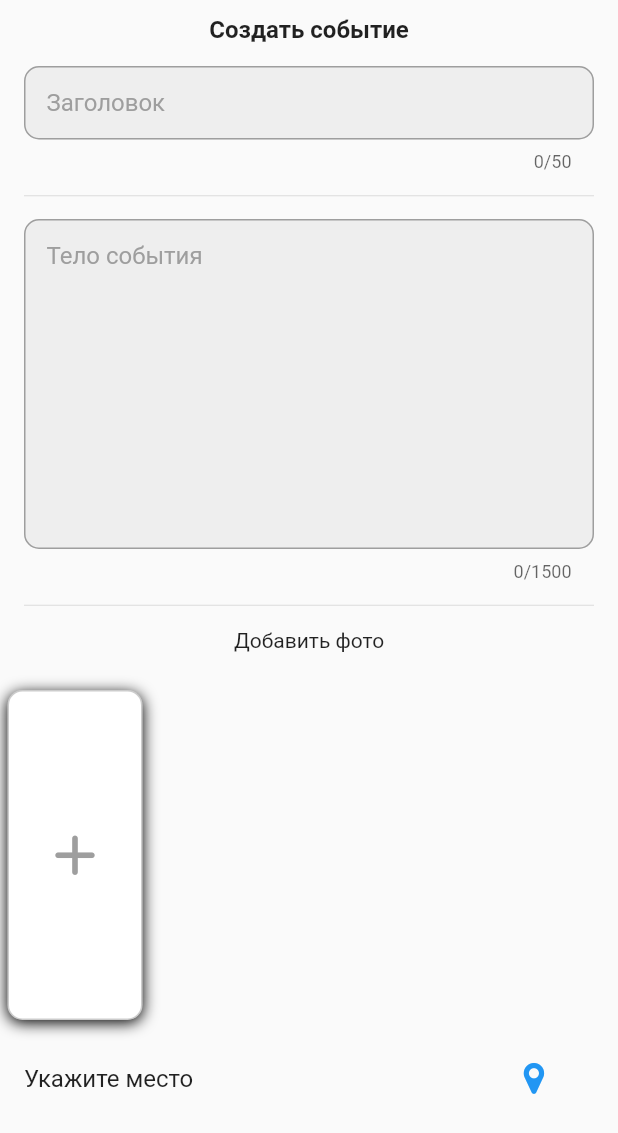
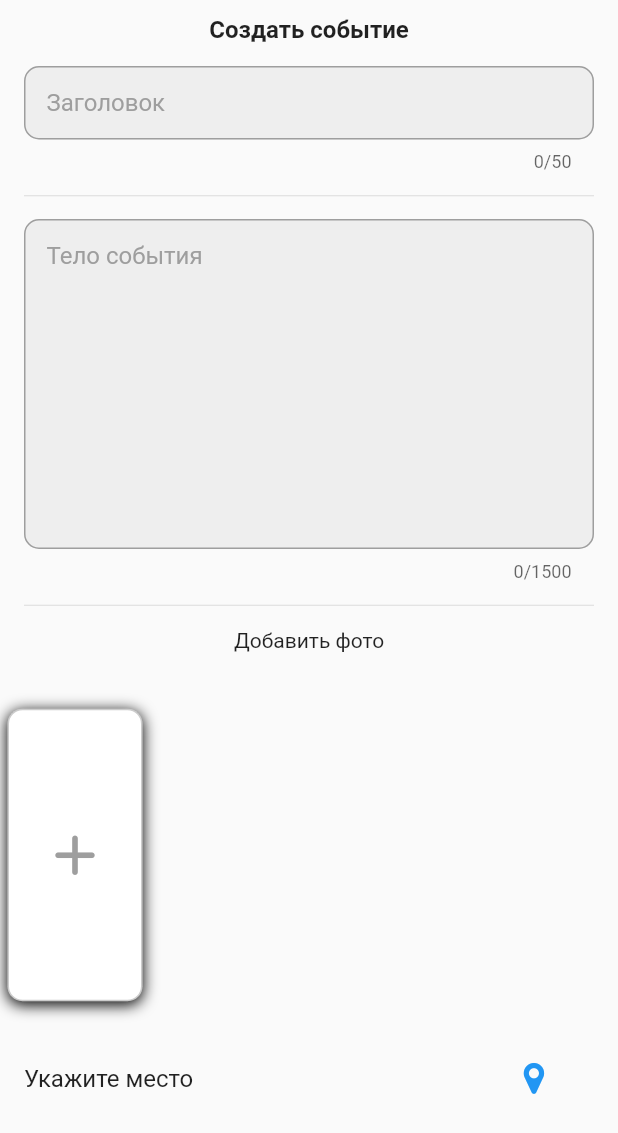
Before and after one commit to Lexx96/EvenOnMap, a Flutter app: the screen it shows after launch, item 2 of the bottom bar chosen, after a tap on the "add" icon, on a phone screen of 412 x 824 dp. Shown: the top 1133 px of the screen. Run offline on Flutter 3.47's test engine with Material 2 defaults, Android fonts, the phone set to English and light mode, and no system bars; drawn by our look-alikes of pull_to_refresh; our stand-ins replace adaptive_theme, google_maps_flutter, image_picker, share_plus, skeletons; generated files the repository leaves out were written again; network calls fail.

Commit message:
CreateAnEventWidget

```diff
--- a/lib/create_event/bloc/pick_image/pick_image_bloc.dart
+++ b/lib/create_event/bloc/pick_image/pick_image_bloc.dart
@@ -11,20 +11,25 @@
 
   Stream<PickImageBlocState> get streamPickImage => _streamController.stream;
 
-  void emptyPickImageBloc(){
-    _streamController.sink.add(PickImageBlocState.emptyPickImage());
+  void notSelectedPickImage(){
+    _streamController.sink.add(PickImageBlocState.notSelectedPickImage());
   }
 
   void addPickImageBloc(ImageSource source){
     _streamController.sink.add(PickImageBlocState.loadingPickImage());
     try{
       PickImageProvider().getImageFile(source).then((image) {
-        _streamController.sink.add(PickImageBlocState.loadedPickImage(image));
+        if(image != null) {
+          _streamController.sink.add(PickImageBlocState.loadedPickImage(image));
+        }
+        else {
+          _streamController.sink.add(PickImageBlocState.notSelectedPickImage());
+        }
       });
     }
     catch(error){
       print('Ошибка получения изображения от провайдета $error');
-      _streamController.sink.add(PickImageBlocState.emptyPickImage());
+      _streamController.sink.add(PickImageBlocState.notSelectedPickImage());
     }
   }
 
--- a/lib/create_event/bloc/pick_image/pick_image_bloc_state.dart
+++ b/lib/create_event/bloc/pick_image/pick_image_bloc_state.dart
@@ -1,16 +1,13 @@
-
 
 import 'dart:io';
 
-
 class PickImageBlocState {
   PickImageBlocState();
-  factory PickImageBlocState.emptyPickImage() = EmptyPickImage;
   factory PickImageBlocState.loadingPickImage() = LoadingPickImage;
   factory PickImageBlocState.loadedPickImage(File? image) = LoadedPickImage;
+  factory PickImageBlocState.notSelectedPickImage() = NotSelectedPickImage;
 }
 
-class EmptyPickImage extends PickImageBlocState {}
 
 class LoadingPickImage extends PickImageBlocState {}
 
@@ -18,3 +15,5 @@
   late File? image;
   LoadedPickImage(this.image);
 }
+
+class NotSelectedPickImage extends PickImageBlocState {}
--- a/lib/create_event/create_event_screen.dart
+++ b/lib/create_event/create_event_screen.dart
@@ -1,7 +1,7 @@
 
 import 'package:flutter/material.dart';
 import 'package:google_maps_flutter/google_maps_flutter.dart';
-import '../custom_icons.dart';
+import '../custom_icons_icons.dart';
 import 'widgets/images_widget.dart';
 import 'bloc/create_event/create_event_bloc_state.dart';
 import 'bloc/create_event/create_event_bloc.dart';
--- a/lib/create_event/widgets/images_widget.dart
+++ b/lib/create_event/widgets/images_widget.dart
@@ -88,7 +88,9 @@
         builder: (context) => CupertinoActionSheet(
           actions: [
             CupertinoActionSheetAction(
-              onPressed: () {Navigator.of(context).pop();},
+              onPressed: () {
+                Navigator.of(context).pop();
+              },
               child: Row(
                 mainAxisAlignment: MainAxisAlignment.start,
                 children: [Icon(Icons.image), Text('Открыть')],
@@ -97,6 +99,7 @@
             CupertinoActionSheetAction(
               onPressed: () {
                 _selectedImages.removeAt(index);
+                _bloc.notSelectedPickImage();
                 Navigator.of(context).pop();
               },
               child: Row(
@@ -116,13 +119,16 @@
             ListTile(
               leading: Icon(Icons.image),
               title: Text('Открыть'),
-              onTap: () {Navigator.of(context).pop();},
+              onTap: () {
+                Navigator.of(context).pop();
+              },
             ),
             ListTile(
               leading: Icon(Icons.delete_outline),
               title: Text('Удалить'),
               onTap: () {
                 _selectedImages.removeAt(index);
+                _bloc.notSelectedPickImage();
                 Navigator.of(context).pop();
               },
             ),
@@ -132,22 +138,16 @@
     }
   }
 
-  Widget _isButton (index){
-    if(index <= 4) {
+  Widget _isButton() {
     return Container(
       height: 195,
       width: 90,
       decoration: BoxDecoration(
         color: Colors.white,
-          border: Border.all(
-              color: Colors.black.withOpacity(0.2)),
-          borderRadius:
-          BorderRadius.all(Radius.circular(10)),
+        border: Border.all(color: Colors.black.withOpacity(0.2)),
+        borderRadius: BorderRadius.all(Radius.circular(10)),
         boxShadow: [
-            BoxShadow(
-                color: Colors.black,
-                blurRadius: 8,
-                offset: Offset(0, 2))
+          BoxShadow(color: Colors.black, blurRadius: 8, offset: Offset(0, 2))
         ],
       ),
       clipBehavior: Clip.hardEdge,
@@ -161,16 +161,12 @@
       ),
     );
   }
-    else {
-      return SizedBox();
-    }
-  }
 
   @override
   void initState() {
     super.initState();
     _bloc = PickImageBloc();
-    _bloc.emptyPickImageBloc();
+    _bloc.notSelectedPickImage();
   }
 
   @override
@@ -188,43 +184,22 @@
         child: StreamBuilder(
           stream: _bloc.streamPickImage,
           builder: (BuildContext context, AsyncSnapshot snapshot) {
-            if (snapshot.data is EmptyPickImage) {
-              return ListView.builder(
-                scrollDirection: Axis.horizontal,
-                itemCount: 1,
-                itemBuilder: (BuildContext context, int index) {
-                  return Container(
-                    height: 195,
-                    width: 90,
-                    decoration: BoxDecoration(
-                      color: Colors.white,
-                      border: Border.all(color: Colors.black.withOpacity(0.2)),
-                      borderRadius: BorderRadius.all(Radius.circular(10)),
-                      boxShadow: [
-                        BoxShadow(
-                            color: Colors.black,
-                            blurRadius: 8,
-                            offset: Offset(0, 2))
-                      ],
-                    ),
-                    clipBehavior: Clip.hardEdge,
-                    child: TextButton(
-                      onPressed: () => _showImagesSource(context),
-                      child: Icon(
-                        Icons.add_rounded,
-                        size: 45,
-                        color: Colors.grey,
-                      ),
-                    ),
-                  );
-                },
-              );
-            }
+            if (snapshot.data is LoadedPickImage ||
+                snapshot.data is NotSelectedPickImage) {
               if (snapshot.data is LoadedPickImage) {
                 LoadedPickImage _data = snapshot.data as LoadedPickImage;
                 final _images = _data.image;
-              _images != null ?  _selectedImages.add(_images) : _selectedImages;
-              return ListView.builder(
+                _images != null
+                    ? _selectedImages.add(_images)
+                    : _selectedImages;
+              }
+              return (_selectedImages.length == 0)
+                  ? Row(
+                      children: [
+                        _isButton(),
+                      ],
+                    )
+                  : ListView.builder(
                       physics: BouncingScrollPhysics(),
                       scrollDirection: Axis.horizontal,
                       itemCount: _selectedImages.length,
@@ -236,9 +211,10 @@
                               width: 90,
                               decoration: BoxDecoration(
                                 color: Colors.white,
-                          border:
-                              Border.all(color: Colors.black.withOpacity(0.2)),
-                          borderRadius: BorderRadius.all(Radius.circular(10)),
+                                border: Border.all(
+                                    color: Colors.black.withOpacity(0.2)),
+                                borderRadius:
+                                    BorderRadius.all(Radius.circular(10)),
                                 boxShadow: [
                                   BoxShadow(
                                       color: Colors.black,
@@ -249,39 +225,25 @@
                               clipBehavior: Clip.hardEdge,
                               child: Stack(
                                 children: [
-                            // проблемка
-                            _selectedImages.isNotEmpty ?
-                            Center(child: Image.file(_selectedImages[index] as File)) : Container(
-                              height: 195,
-                              width: 90,
-                              decoration: BoxDecoration(
-                                color: Colors.white,
-                                border: Border.all(color: Colors.black.withOpacity(0.2)),
-                                borderRadius: BorderRadius.all(Radius.circular(10)),
-                                boxShadow: [
-                                  BoxShadow(
-                                      color: Colors.black,
-                                      blurRadius: 8,
-                                      offset: Offset(0, 2))
-                                ],
-                              ),
-                              clipBehavior: Clip.hardEdge,
-                              child: TextButton(
-                                onPressed: () => _showImagesSource(context),
-                                child: Icon(
-                                  Icons.add_rounded,
-                                  size: 45,
-                                  color: Colors.grey,
-                                ),
-                              ),
-                            ),
+                                  Center(
+                                      child: Image.file(
+                                          _selectedImages[index] as File)),
                                   Column(
                                     mainAxisAlignment: MainAxisAlignment.end,
                                     children: [
                                       Row(
-                                  mainAxisAlignment: MainAxisAlignment.end,
+                                        mainAxisAlignment:
+                                            MainAxisAlignment.end,
                                         children: [
-                                    (snapshot.data is LoadedPickImage) ? Icon(Icons.done, color: Colors.deepOrange, size: 18,) : CircularProgressIndicator(),
+                                          (snapshot.data is LoadedPickImage ||
+                                                  snapshot.data
+                                                      is NotSelectedPickImage)
+                                              ? Icon(
+                                                  Icons.done,
+                                                  color: Colors.deepOrange,
+                                                  size: 18,
+                                                )
+                                              : CircularProgressIndicator(),
                                         ],
                                       )
                                     ],
@@ -296,8 +258,13 @@
                                 ],
                               ),
                             ),
-                      SizedBox(width: 10,),
-                      (_selectedImages.length - 1 == index || _selectedImages.length == 0) ? _isButton(index) : SizedBox.shrink()
+                            SizedBox(
+                              width: 10,
+                            ),
+                            (_selectedImages.length <= 6 &&
+                                    index == _selectedImages.length - 1)
+                                ? _isButton()
+                                : SizedBox.shrink(),
                           ],
                         );
                       },
--- a/lib/custom_icons.dart
+++ b/lib/custom_icons_icons.dart
@@ -28,10 +28,26 @@
 ///         Author:    Stephen Hutchings
 ///         License:   SIL (http://scripts.sil.org/OFL)
 ///         Homepage:  http://typicons.com/
+/// * Iconic, Copyright (C) 2012 by P.J. Onori
+///         Author:    P.J. Onori
+///         License:   SIL (http://scripts.sil.org/OFL)
+///         Homepage:  http://somerandomdude.com/work/iconic/
 /// * Linearicons Free, Copyright (C) Linearicons.com
 ///         Author:    Perxis
 ///         License:   CC BY-SA 4.0 (https://creativecommons.org/licenses/by-sa/4.0/)
 ///         Homepage:  https://linearicons.com
+/// * Maki, Copyright (C) Mapbox, LCC
+///         Author:    Mapbox
+///         License:   BSD (https://github.com/mapbox/maki/blob/gh-pages/LICENSE.txt)
+///         Homepage:  http://mapbox.com/maki/
+/// * Elusive, Copyright (C) 2013 by Aristeides Stathopoulos
+///         Author:    Aristeides Stathopoulos
+///         License:   SIL (http://scripts.sil.org/OFL)
+///         Homepage:  http://aristeides.com/
+/// * MFG Labs, Copyright (C) 2012 by Daniel Bruce
+///         Author:    MFG Labs
+///         License:   SIL (http://scripts.sil.org/OFL)
+///         Homepage:  http://www.mfglabs.com/
 ///
 import 'package:flutter/widgets.dart';
 
@@ -89,19 +105,40 @@
   static const IconData cancel_outline = IconData(0xe82d, fontFamily: _kFontFam, fontPackage: _kFontPkg);
   static const IconData map_1 = IconData(0xe82e, fontFamily: _kFontFam, fontPackage: _kFontPkg);
   static const IconData map_2 = IconData(0xe82f, fontFamily: _kFontFam, fontPackage: _kFontPkg);
+  static const IconData brush = IconData(0xe830, fontFamily: _kFontFam, fontPackage: _kFontPkg);
+  static const IconData brush_alt = IconData(0xe831, fontFamily: _kFontFam, fontPackage: _kFontPkg);
+  static const IconData brush_1 = IconData(0xe832, fontFamily: _kFontFam, fontPackage: _kFontPkg);
+  static const IconData user_1 = IconData(0xe833, fontFamily: _kFontFam, fontPackage: _kFontPkg);
   static const IconData map = IconData(0xe834, fontFamily: _kFontFam, fontPackage: _kFontPkg);
+  static const IconData location_1 = IconData(0xe835, fontFamily: _kFontFam, fontPackage: _kFontPkg);
+  static const IconData menu_outline = IconData(0xe836, fontFamily: _kFontFam, fontPackage: _kFontPkg);
+  static const IconData menu = IconData(0xe837, fontFamily: _kFontFam, fontPackage: _kFontPkg);
+  static const IconData art_gallery = IconData(0xe838, fontFamily: _kFontFam, fontPackage: _kFontPkg);
+  static const IconData mail_2 = IconData(0xe839, fontFamily: _kFontFam, fontPackage: _kFontPkg);
+  static const IconData picture = IconData(0xe83a, fontFamily: _kFontFam, fontPackage: _kFontPkg);
+  static const IconData trash_circled = IconData(0xe83b, fontFamily: _kFontFam, fontPackage: _kFontPkg);
+  static const IconData alarm = IconData(0xe858, fontFamily: _kFontFam, fontPackage: _kFontPkg);
+  static const IconData pause = IconData(0xf00e, fontFamily: _kFontFam, fontPackage: _kFontPkg);
+  static const IconData play = IconData(0xf00f, fontFamily: _kFontFam, fontPackage: _kFontPkg);
+  static const IconData to_end = IconData(0xf010, fontFamily: _kFontFam, fontPackage: _kFontPkg);
+  static const IconData to_start = IconData(0xf011, fontFamily: _kFontFam, fontPackage: _kFontPkg);
+  static const IconData fast_forward = IconData(0xf012, fontFamily: _kFontFam, fontPackage: _kFontPkg);
+  static const IconData fast_backward = IconData(0xf013, fontFamily: _kFontFam, fontPackage: _kFontPkg);
+  static const IconData user_female = IconData(0xf063, fontFamily: _kFontFam, fontPackage: _kFontPkg);
+  static const IconData stop = IconData(0xf080, fontFamily: _kFontFam, fontPackage: _kFontPkg);
   static const IconData comment_empty = IconData(0xf0e5, fontFamily: _kFontFam, fontPackage: _kFontPkg);
   static const IconData chat_empty = IconData(0xf0e6, fontFamily: _kFontFam, fontPackage: _kFontPkg);
   static const IconData direction = IconData(0xf124, fontFamily: _kFontFam, fontPackage: _kFontPkg);
   static const IconData thumbs_up_alt = IconData(0xf164, fontFamily: _kFontFam, fontPackage: _kFontPkg);
   static const IconData thumbs_down_alt = IconData(0xf165, fontFamily: _kFontFam, fontPackage: _kFontPkg);
   static const IconData vk = IconData(0xf189, fontFamily: _kFontFam, fontPackage: _kFontPkg);
+  static const IconData language = IconData(0xf1ab, fontFamily: _kFontFam, fontPackage: _kFontPkg);
   static const IconData sliders = IconData(0xf1de, fontFamily: _kFontFam, fontPackage: _kFontPkg);
+  static const IconData paint_brush = IconData(0xf1fc, fontFamily: _kFontFam, fontPackage: _kFontPkg);
   static const IconData odnoklassniki = IconData(0xf263, fontFamily: _kFontFam, fontPackage: _kFontPkg);
   static const IconData map_3 = IconData(0xf279, fontFamily: _kFontFam, fontPackage: _kFontPkg);
   static const IconData comment_alt = IconData(0xf27a, fontFamily: _kFontFam, fontPackage: _kFontPkg);
   static const IconData trash_alt = IconData(0xf2ed, fontFamily: _kFontFam, fontPackage: _kFontPkg);
   static const IconData hubspot = IconData(0xf3b2, fontFamily: _kFontFam, fontPackage: _kFontPkg);
-  static const IconData viber = IconData(0xf409, fontFamily: _kFontFam, fontPackage: _kFontPkg);
   static const IconData whmcs = IconData(0xf40d, fontFamily: _kFontFam, fontPackage: _kFontPkg);
 }
--- a/lib/main_drawer.dart
+++ b/lib/main_drawer.dart
@@ -1,6 +1,7 @@
-import 'package:event_on_map/custom_icons.dart';
+
 import 'package:event_on_map/navigation/main_navigation.dart';
 import 'package:flutter/material.dart';
+import 'custom_icons_icons.dart';
 import 'generated/l10n.dart';
 
 class MainDrawer extends StatelessWidget {
@@ -61,7 +62,8 @@
             ListTile(
               title: Row(
                 children: [
-                  Icon(Icons.add_alert_rounded),
+                  Icon(CustomIcons.alarm),
+                  SizedBox(width: 10,),
                   Text('Уведомления'),
                 ],
               ),
@@ -74,6 +76,7 @@
               title: Row(
                 children: [
                   Icon(CustomIcons.user),
+                  SizedBox(width: 10,),
                   Text(S.of(context).profile),
                 ],
               ),
@@ -85,23 +88,37 @@
               title: Row(
                 children: [
                   Icon(Icons.image),
+                  SizedBox(width: 10,),
                   Text('Оформление'),
                 ],
               ),
               onTap: () {
-                Navigator.of(context).pushNamed('/InPut');
+                Navigator.of(context).pushNamed(MainNavigationRouteName.decorationPage);
               },
             ),
             Divider(height: 1,),
             ListTile(
               title: Row(
                 children: [
-                  Icon(CustomIcons.people),
+                  Icon(Icons.error),
+                  SizedBox(width: 10,),
                   Text('О приложении'),
                 ],
               ),
               onTap: () {
-                Navigator.of(context).pushNamed(MainNavigationRouteName.licenseAgreement);
+                Navigator.of(context).pushNamed(MainNavigationRouteName.aboutApplication);
+              },
+            ),
+            ListTile(
+              title: Row(
+                children: [
+                  Icon(CustomIcons.comment),
+                  SizedBox(width: 10,),
+                  Text('Обратная связь'),
+                ],
+              ),
+              onTap: () {
+                Navigator.of(context).pushNamed(MainNavigationRouteName.feedbackPage);
               },
             ),
           ],
--- a/lib/map_widget/map_widget.dart
+++ b/lib/map_widget/map_widget.dart
@@ -3,7 +3,7 @@
 import 'package:flutter/cupertino.dart';
 import 'package:flutter/material.dart';
 import 'package:google_maps_flutter/google_maps_flutter.dart';
-import '../custom_icons.dart';
+import '../custom_icons_icons.dart';
 /*
  какая то ошибка есть
  Creating a virtual display of size: [2156, 324] may result in problems(https://github.com/flutter/flutter/issues/2897).
--- a/lib/navigation/main_navigation.dart
+++ b/lib/navigation/main_navigation.dart
@@ -1,7 +1,11 @@
 
+import 'package:event_on_map/%20decoration_page/decoration_page.dart';
+import 'package:event_on_map/about_application/about_application_page.dart';
+import 'package:event_on_map/about_developer/abaut_developer.dart';
 import 'package:event_on_map/auth/auth_screen.dart';
 import 'package:event_on_map/change_personal_data_page/change_personal_data_page.dart';
 import 'package:event_on_map/create_event/create_event_screen.dart';
+import 'package:event_on_map/feedback_page/feedback_page.dart';
 import 'package:event_on_map/license_agreement_screen/license_agreement_screen.dart';
 import 'package:event_on_map/main_screen/main_screen_widget.dart';
 import 'package:event_on_map/map_widget/map_widget.dart';
@@ -22,6 +26,10 @@
   static const mapWidget = 'mapWidget';
   static const mainScreen = 'mainScreen';
   static const licenseAgreement = 'aboutTheApp';
+  static const aboutApplication = 'aboutApplication';
+  static const feedbackPage = 'feedbackPage';
+  static const aboutDeveloper = 'aboutDeveloper';
+  static const decorationPage = 'decorationPage';
 }
 
 class MainNavigation {
@@ -37,5 +45,9 @@
     MainNavigationRouteName.mapWidget: (context) => const MapWidget(),
     MainNavigationRouteName.mainScreen: (context) => const MainScreen(),
     MainNavigationRouteName.licenseAgreement: (context) => const LicenseAgreement(),
+    MainNavigationRouteName.aboutApplication: (context) => const AboutApplication(),
+    MainNavigationRouteName.feedbackPage: (context) => const FeedbackPage(),
+    MainNavigationRouteName.aboutDeveloper: (context) => const AboutDeveloper(),
+    MainNavigationRouteName.decorationPage: (context) => const DecorationPage(),
   };
 }
--- a/lib/news_widget/widgets/end_widget.dart
+++ b/lib/news_widget/widgets/end_widget.dart
@@ -1,6 +1,7 @@
 import 'package:flutter/material.dart';
-import '../../custom_icons.dart';
 import 'package:share_plus/share_plus.dart';
+
+import '../../custom_icons_icons.dart';
 
 class EndWidget extends StatelessWidget {
   const EndWidget({Key? key}) : super(key: key);
--- a/lib/news_widget/widgets/header_button_widget.dart
+++ b/lib/news_widget/widgets/header_button_widget.dart
@@ -1,6 +1,7 @@
 import 'package:event_on_map/generated/l10n.dart';
 import 'package:flutter/material.dart';
-import '../../custom_icons.dart';
+
+import '../../custom_icons_icons.dart';
 
 class HeaderButtonWidget extends StatelessWidget {
   const HeaderButtonWidget({Key? key}) : super(key: key);
```
Also changed, not shown: lib/ decoration_page/decoration_page.dart (added, +27 -0 lines), lib/about_application/about_application_page.dart (added, +51 -0 lines), lib/about_developer/abaut_developer.dart (added, +28 -0 lines), lib/feedback_page/feedback_page.dart (added, +27 -0 lines), assets/fonts/CustomIcons.ttf. Lines whose indentation alone changed are shown as unchanged.
